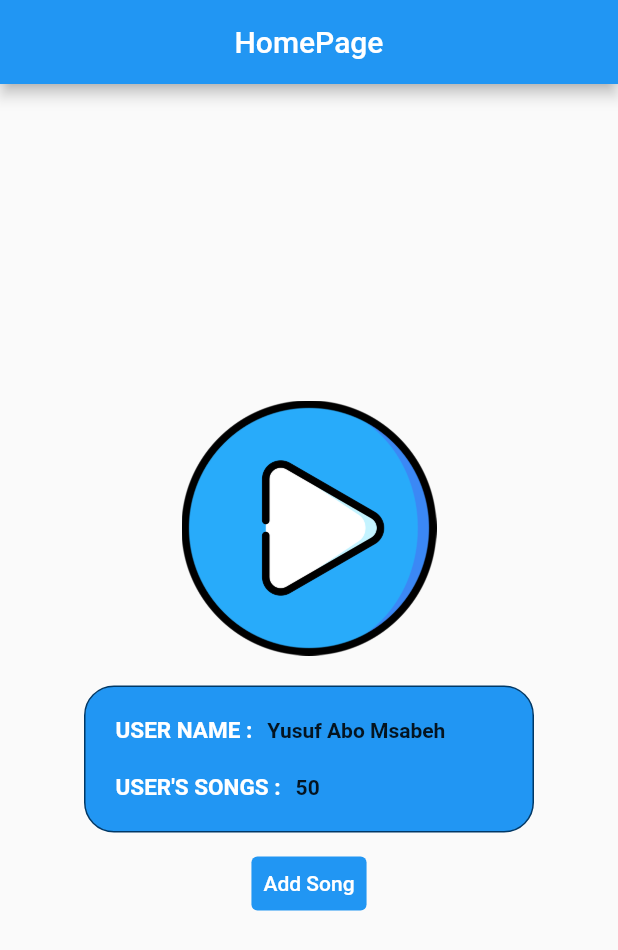
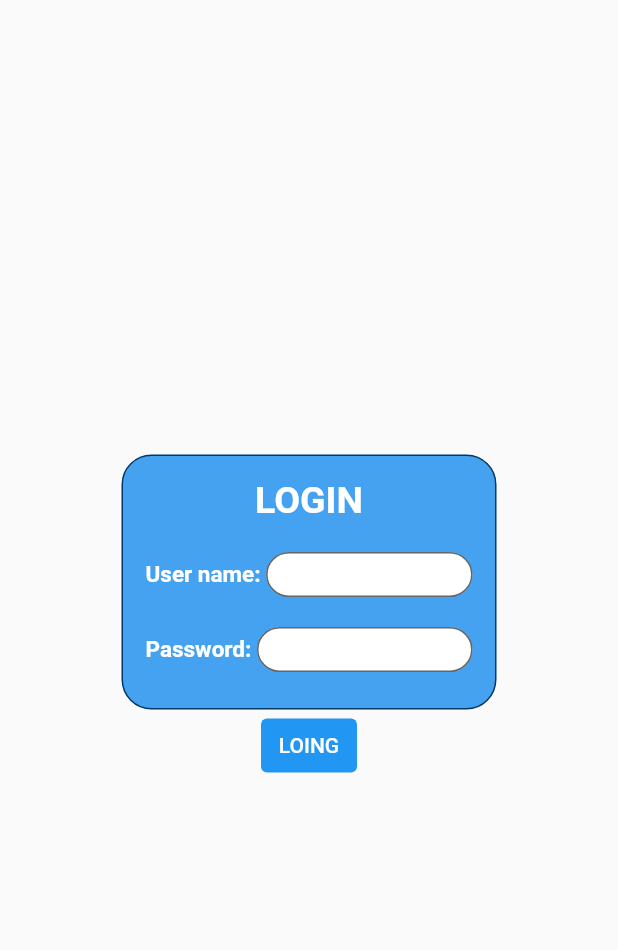
Before and after one commit to YOOUMS/QIT, a Flutter app: the screen it shows after launch, on a phone screen of 412 x 824 dp. Shown: the top 950 px of the screen. Run offline on Flutter 3.47's test engine with Material 2 defaults, Android fonts, the phone set to English and light mode, and no system bars; missing offline and left inert: dart:ffi.

Commit message:
add login secreen

```diff
--- a/qit/lib/addSongScreen.dart
+++ b/qit/lib/addSongScreen.dart
@@ -46,6 +46,7 @@ class AddSong extends StatelessWidget {
                     width: width,
                     height: hieght,
                     child: TextField(
+                      textAlign: TextAlign.center,
                       // ignore: unnecessary_new
                       decoration: new InputDecoration(
                           hintText: "Enter Song Name",
@@ -68,6 +69,7 @@ class AddSong extends StatelessWidget {
                       height: hieght,
                       width: width,
                       child: TextField(
+                        textAlign: TextAlign.center,
                         decoration: InputDecoration(
                             hintText: 'Your name',
                             filled: true,
--- /dev/null
+++ b/qit/lib/login.dart
@@ -0,0 +1,95 @@
+import 'package:flutter/cupertino.dart';
+import 'package:flutter/material.dart';
+import 'package:qit/my-first-ui.dart';
+
+class login extends StatelessWidget {
+  @override
+  Widget build(BuildContext context) {
+    // TODO: implement build
+    return Scaffold(
+        body: Center(
+      child: Column(mainAxisAlignment: MainAxisAlignment.center, children: [
+        Container(
+          decoration: BoxDecoration(
+              borderRadius: BorderRadius.circular(20),
+              color: const Color.fromARGB(255, 68, 162, 240),
+              border: Border.all(color: const Color.fromARGB(255, 0, 56, 102))),
+          padding: EdgeInsets.all(15),
+          width: 250,
+          height: 170,
+          child: Column(children: [
+            Text(
+              "LOGIN",
+              style: TextStyle(
+                  color: Colors.white,
+                  fontWeight: FontWeight.bold,
+                  fontSize: 25),
+            ),
+            SizedBox(
+              height: 20,
+            ),
+            Row(
+              children: [
+                Text(
+                  "User name: ",
+                  style: TextStyle(
+                      color: Colors.white,
+                      fontWeight: FontWeight.bold,
+                      fontSize: 15),
+                ),
+                Expanded(
+                  child: SizedBox(
+                      width: 100,
+                      height: 30,
+                      child: TextFormField(
+                        decoration: InputDecoration(
+                            fillColor: Colors.white,
+                            filled: true,
+                            border: OutlineInputBorder(
+                                borderRadius: BorderRadius.circular(20))),
+                      )),
+                )
+              ],
+            ),
+            SizedBox(
+              height: 20,
+            ),
+            Row(
+              children: [
+                Text(
+                  "Password: ",
+                  style: TextStyle(
+                      color: Colors.white,
+                      fontWeight: FontWeight.bold,
+                      fontSize: 15),
+                ),
+                Expanded(
+                  child: SizedBox(
+                    width: 100,
+                    height: 30,
+                    child: TextFormField(
+                        decoration: InputDecoration(
+                            fillColor: Colors.white,
+                            filled: true,
+                            border: OutlineInputBorder(
+                                borderRadius: BorderRadius.circular(20)))),
+                  ),
+                )
+              ],
+            ),
+          ]),
+        ),
+        TextButton(
+          onPressed: () {
+            Navigator.push(
+                context, MaterialPageRoute(builder: (context) => myFirstUI()));
+          },
+          child: Text("LOING"),
+          style: ButtonStyle(
+              backgroundColor: MaterialStateProperty.all(Colors.blue),
+              foregroundColor: MaterialStateProperty.all(Colors.white)),
+        )
+      ]),
+    ));
+  }
+}
--- a/qit/lib/main.dart
+++ b/qit/lib/main.dart
@@ -1,6 +1,7 @@
 import 'package:flutter/material.dart';
+import 'package:qit/login.dart';
 import 'package:qit/my-first-ui.dart';
 
 void main() {
-  runApp(MaterialApp(home: myFirstUI()));
+  runApp(MaterialApp(home: login()));
 }
```
